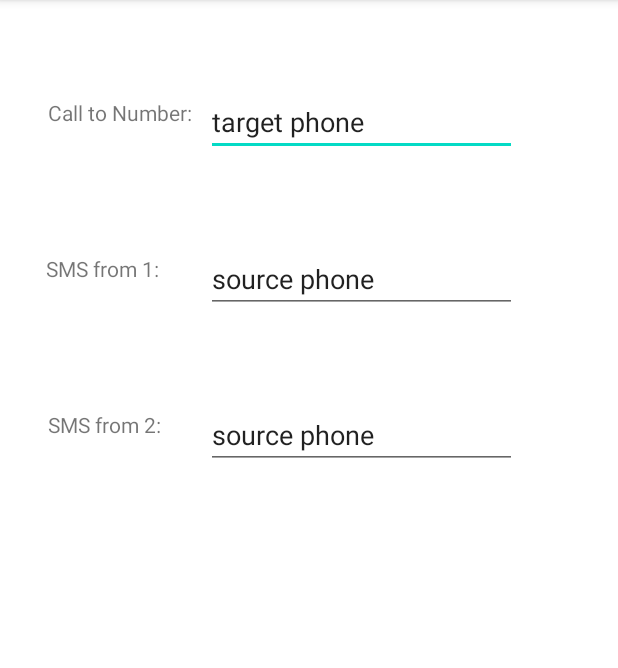
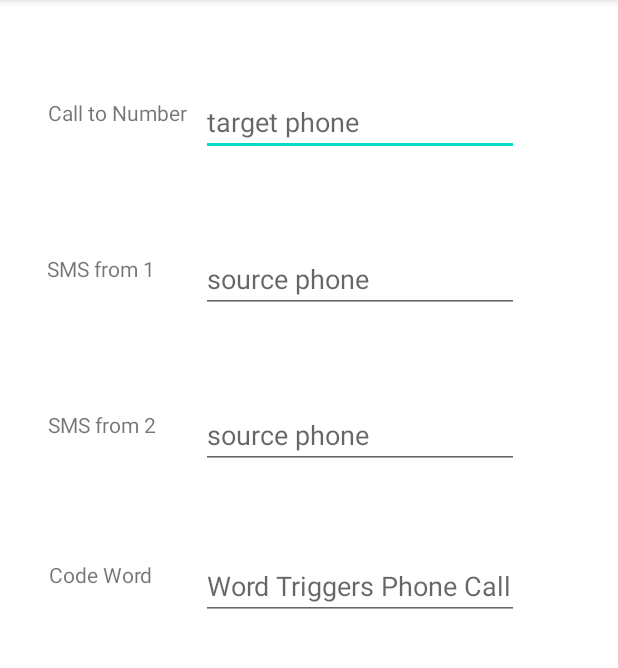
Before and after one commit to Revertigo/autoPhoneCaller, an Android app: the screen it shows after launch (MainActivity), on a phone screen of 412 x 824 dp, the part 84-752 px from its top. Run offline under Robolectric (Android 15) with nearby library versions, the phone set to English and light mode, and no system bars.

Commit message:
Add support for changing the code word

```diff
--- a/app/src/main/java/com/example/autophonecall/MainActivity.java
+++ b/app/src/main/java/com/example/autophonecall/MainActivity.java
@@ -16,13 +16,16 @@ import android.widget.Toast;
 
 public class MainActivity extends AppCompatActivity {
     private static int ACTION_MANAGE_OVERLAY_PERMISSION_REQUEST_CODE = 5469;
+
     private static final String CALL_TO = "callTo";
     private static final String SMS_SENDER1 = "smsSender1";
     private static final String SMS_SENDER2 = "smsSender2";
+    private static final String CODE_WORD = "codeWord";
 
     static TextView callTo = null;
     static TextView smsSender1 = null;
     static TextView smsSender2 = null;
+    static TextView codeWord = null;
     @Override
     protected void onCreate(Bundle savedInstanceState) {
         super.onCreate(savedInstanceState);
@@ -33,6 +36,7 @@ public class MainActivity extends AppCompatActivity {
         callTo = findViewById(R.id.callToTextBox);
         smsSender1 = findViewById(R.id.smsFromTextBox1);
         smsSender2 = findViewById(R.id.smsFromTextBox2);
+        codeWord = findViewById(R.id.codeWordTextBox);
 
         String targetPhone = readFromPreferences(CALL_TO);
         if(targetPhone != null)
@@ -51,6 +55,13 @@ public class MainActivity extends AppCompatActivity {
         {
             smsSender2.setText(smsSource2);
         }
+
+        String codeWordTrigger = readFromPreferences(CODE_WORD);
+        if(codeWordTrigger != null)
+        {
+            codeWord.setText(codeWordTrigger);
+        }
+
         callTo.setOnEditorActionListener(
                 (v, actionId, event) -> {
                     if (actionId == EditorInfo.IME_ACTION_NEXT ||
@@ -91,7 +102,8 @@ public class MainActivity extends AppCompatActivity {
 
         smsSender2.setOnEditorActionListener(
                 (v, actionId, event) -> {
-                    if (actionId == EditorInfo.IME_ACTION_SEARCH ||
+                    if (actionId == EditorInfo.IME_ACTION_NEXT ||
+                            actionId == EditorInfo.IME_ACTION_SEARCH ||
                             actionId == EditorInfo.IME_ACTION_DONE ||
                             event != null &&
                                     event.getAction() == KeyEvent.ACTION_DOWN &&
@@ -99,6 +111,24 @@ public class MainActivity extends AppCompatActivity {
                         if (event == null || !event.isShiftPressed()) {
                             storeToPreferences(SMS_SENDER2, v.getText().toString());
                             Toast.makeText(this, "Source phone #2 successfully saved", Toast.LENGTH_LONG).show();
+
+                            return true; // consume.
+                        }
+                    }
+                    return false; // pass on to other listeners.
+                }
+        );
+
+        codeWord.setOnEditorActionListener(
+                (v, actionId, event) -> {
+                    if (actionId == EditorInfo.IME_ACTION_SEARCH ||
+                            actionId == EditorInfo.IME_ACTION_DONE ||
+                            event != null &&
+                                    event.getAction() == KeyEvent.ACTION_DOWN &&
+                                    event.getKeyCode() == KeyEvent.KEYCODE_ENTER) {
+                        if (event == null || !event.isShiftPressed()) {
+                            storeToPreferences(CODE_WORD, v.getText().toString());
+                            Toast.makeText(this, "Code word successfully saved", Toast.LENGTH_LONG).show();
 
                             return true; // consume.
                         }
@@ -140,18 +170,20 @@ public class MainActivity extends AppCompatActivity {
     {
         return callTo.getText().toString();
     }
-    //Get the phone number of the caller
+    //Get the phone number of sender #1
     static String getSender1Number()
     {
         return smsSender1.getText().toString();
     }
-
-    //Get the phone number of the caller
+    //Get the phone number of sender #2
     static String getSender2Number()
     {
         return smsSender2.getText().toString();
     }
+    //Get the code word
+    static String getCodeWord() { return codeWord.getText().toString();}
 
+    //Store data to none-volatile memory
     void storeToPreferences(String key, String value)
     {
         SharedPreferences.Editor editor = getPreferences(MODE_PRIVATE).edit();
@@ -159,6 +191,7 @@ public class MainActivity extends AppCompatActivity {
         editor.apply();
     }
 
+    //Read data from none-volatile memory
     String readFromPreferences(String key)
     {
         SharedPreferences prefs = getPreferences(MODE_PRIVATE);
--- a/app/src/main/java/com/example/autophonecall/SmsReceiver.java
+++ b/app/src/main/java/com/example/autophonecall/SmsReceiver.java
@@ -26,7 +26,7 @@ public class SmsReceiver extends BroadcastReceiver {
                     String sender = message[0].getOriginatingAddress();
                     String msgBody = message[0].getMessageBody();
 
-                    if("Open".equals(msgBody) && (MainActivity.getSender1Number().equals(sender) ||
+                    if(MainActivity.getCodeWord().equals(msgBody) && (MainActivity.getSender1Number().equals(sender) ||
                         MainActivity.getSender2Number().equals(sender))) {
                         PhoneCaller phoneCaller = new PhoneCaller();
                         phoneCaller.makePhoneCall(context, MainActivity.getTargetPhone());
--- a/app/src/main/res/layout/activity_main.xml
+++ b/app/src/main/res/layout/activity_main.xml
@@ -42,48 +42,76 @@
         app:layout_constraintTop_toTopOf="parent"
         app:layout_constraintVertical_bias="0.365" />
 
+    <TextView
+        android:id="@+id/codeWord"
+        android:layout_width="wrap_content"
+        android:layout_height="wrap_content"
+        android:text="@string/code_word"
+        app:layout_constraintBottom_toBottomOf="parent"
+        app:layout_constraintEnd_toEndOf="parent"
+        app:layout_constraintHorizontal_bias="0.096"
+        app:layout_constraintStart_toStartOf="parent"
+        app:layout_constraintTop_toTopOf="parent"
+        app:layout_constraintVertical_bias="0.499" />
+
     <EditText
         android:id="@+id/callToTextBox"
-        android:layout_width="207dp"
+        android:layout_width="212dp"
         android:layout_height="39dp"
-        android:hint="@string/gate_number"
+        android:ems="10"
+        android:hint="@string/target_phone"
         android:inputType="text"
-        android:text="@string/target_phone"
         app:layout_constraintBottom_toBottomOf="parent"
         app:layout_constraintHorizontal_bias="0.671"
         app:layout_constraintLeft_toLeftOf="parent"
         app:layout_constraintRight_toRightOf="parent"
         app:layout_constraintTop_toTopOf="parent"
-        app:layout_constraintVertical_bias="0.089" />
+        app:layout_constraintVertical_bias="0.089"
+        android:autofillHints="" />
 
     <EditText
         android:id="@+id/smsFromTextBox1"
-        android:layout_width="207dp"
+        android:layout_width="212dp"
         android:layout_height="39dp"
         android:ems="10"
-        android:hint="@string/sms_sender"
+        android:hint="@string/source_phone"
         android:inputType="text"
-        android:text="@string/source_phone"
         app:layout_constraintBottom_toBottomOf="parent"
         app:layout_constraintEnd_toEndOf="parent"
         app:layout_constraintHorizontal_bias="0.671"
         app:layout_constraintStart_toStartOf="parent"
         app:layout_constraintTop_toTopOf="parent"
-        app:layout_constraintVertical_bias="0.232" />
+        app:layout_constraintVertical_bias="0.232"
+        android:autofillHints="" />
 
     <EditText
         android:id="@+id/smsFromTextBox2"
-        android:layout_width="207dp"
+        android:layout_width="212dp"
         android:layout_height="39dp"
         android:ems="10"
-        android:hint="@string/sms_sender"
+        android:hint="@string/source_phone"
         android:inputType="text"
-        android:text="@string/source_phone"
         app:layout_constraintBottom_toBottomOf="parent"
         app:layout_constraintEnd_toEndOf="parent"
         app:layout_constraintHorizontal_bias="0.671"
         app:layout_constraintStart_toStartOf="parent"
         app:layout_constraintTop_toTopOf="parent"
-        app:layout_constraintVertical_bias="0.375" />
+        app:layout_constraintVertical_bias="0.375"
+        android:autofillHints="" />
+
+    <EditText
+        android:id="@+id/codeWordTextBox"
+        android:layout_width="212dp"
+        android:layout_height="39dp"
+        android:ems="10"
+        android:hint="@string/what_will_trigger_phone_call"
+        android:inputType="text"
+        app:layout_constraintBottom_toBottomOf="parent"
+        app:layout_constraintEnd_toEndOf="parent"
+        app:layout_constraintHorizontal_bias="0.671"
+        app:layout_constraintStart_toStartOf="parent"
+        app:layout_constraintTop_toTopOf="parent"
+        app:layout_constraintVertical_bias="0.513"
+        android:autofillHints="@string/what_will_trigger_phone_call"/>
 
 </androidx.constraintlayout.widget.ConstraintLayout>
--- a/app/src/main/res/values/strings.xml
+++ b/app/src/main/res/values/strings.xml
@@ -1,10 +1,12 @@
 <resources>
     <string name="app_name">AutoPhoneCall</string>
-    <string name="call_to_number">Call to Number:</string>
-    <string name="receive_sms_from1">SMS from 1:</string>
-    <string name="receive_sms_from2">SMS from 2:</string>
+    <string name="call_to_number">Call to Number</string>
+    <string name="receive_sms_from1">SMS from 1</string>
+    <string name="receive_sms_from2">SMS from 2</string>
     <string name="gate_number">Gate Number</string>
     <string name="sms_sender">SMS sender</string>
     <string name="target_phone">target phone</string>
     <string name="source_phone">source phone</string>
+    <string name="code_word">Code Word</string>
+    <string name="what_will_trigger_phone_call">Word Triggers Phone Call</string>
 </resources>
```
